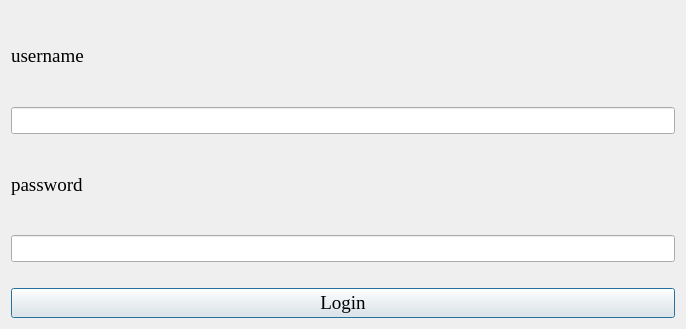
Above: ui/authentication.ui from DTNS2905/App_quan_ly_python_qt_ before the change. Below: the same form after it.
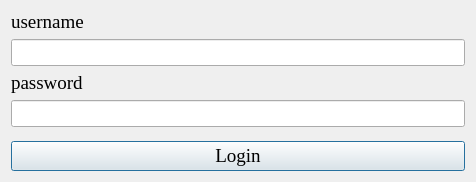
That is the form after the change.

```diff
--- a/ui/authentication.ui
+++ b/ui/authentication.ui
@@ -6,14 +6,20 @@
    <rect>
     <x>0</x>
     <y>0</y>
-    <width>686</width>
-    <height>329</height>
+    <width>476</width>
+    <height>182</height>
    </rect>
   </property>
+  <property name="sizePolicy">
+   <sizepolicy hsizetype="Fixed" vsizetype="Fixed">
+    <horstretch>0</horstretch>
+    <verstretch>0</verstretch>
+   </sizepolicy>
+  </property>
   <property name="maximumSize">
    <size>
-    <width>16777215</width>
-    <height>16777215</height>
+    <width>476</width>
+    <height>182</height>
    </size>
   </property>
   <property name="font">
@@ -28,24 +34,24 @@
   <property name="windowOpacity">
    <double>5.000000000000000</double>
   </property>
+  <property name="autoFillBackground">
+   <bool>false</bool>
+  </property>
+  <property name="sizeGripEnabled">
+   <bool>false</bool>
+  </property>
+  <property name="modal">
+   <bool>false</bool>
+  </property>
   <layout class="QVBoxLayout" name="verticalLayout">
    <item>
-    <layout class="QGridLayout" name="gridLayout">
-     <item row="5" column="0">
-      <widget class="QPushButton" name="login">
-       <property name="font">
-        <font>
-         <family>Times New Roman</family>
-         <pointsize>14</pointsize>
-        </font>
-       </property>
-       <property name="text">
-        <string>Login</string>
-       </property>
-      </widget>
-     </item>
-     <item row="0" column="0">
       <widget class="QLabel" name="username">
+     <property name="sizePolicy">
+      <sizepolicy hsizetype="Maximum" vsizetype="Maximum">
+       <horstretch>0</horstretch>
+       <verstretch>0</verstretch>
+      </sizepolicy>
+     </property>
        <property name="maximumSize">
         <size>
          <width>16777215</width>
@@ -63,24 +69,14 @@
        </property>
       </widget>
      </item>
-     <item row="3" column="0">
-      <widget class="QLineEdit" name="password_input">
-       <property name="maximumSize">
-        <size>
-         <width>16777215</width>
-         <height>16777215</height>
-        </size>
-       </property>
-       <property name="font">
-        <font>
-         <family>Times New Roman</family>
-         <pointsize>12</pointsize>
-        </font>
-       </property>
-      </widget>
-     </item>
-     <item row="1" column="0">
+   <item>
       <widget class="QLineEdit" name="username_input">
+     <property name="sizePolicy">
+      <sizepolicy hsizetype="Expanding" vsizetype="Maximum">
+       <horstretch>0</horstretch>
+       <verstretch>0</verstretch>
+      </sizepolicy>
+     </property>
        <property name="maximumSize">
         <size>
          <width>16777215</width>
@@ -95,8 +91,14 @@
        </property>
       </widget>
      </item>
-     <item row="2" column="0">
+   <item>
       <widget class="QLabel" name="password">
+     <property name="sizePolicy">
+      <sizepolicy hsizetype="Maximum" vsizetype="Maximum">
+       <horstretch>0</horstretch>
+       <verstretch>0</verstretch>
+      </sizepolicy>
+     </property>
        <property name="maximumSize">
         <size>
          <width>16777215</width>
@@ -114,23 +116,62 @@
        </property>
       </widget>
      </item>
-     <item row="4" column="0">
+   <item>
+    <widget class="QLineEdit" name="password_input">
+     <property name="sizePolicy">
+      <sizepolicy hsizetype="Preferred" vsizetype="Maximum">
+       <horstretch>0</horstretch>
+       <verstretch>0</verstretch>
+      </sizepolicy>
+     </property>
+     <property name="maximumSize">
+      <size>
+       <width>16777215</width>
+       <height>16777215</height>
+      </size>
+     </property>
+     <property name="font">
+      <font>
+       <family>Times New Roman</family>
+       <pointsize>12</pointsize>
+      </font>
+     </property>
+    </widget>
+   </item>
+   <item>
       <spacer name="verticalSpacer">
        <property name="orientation">
         <enum>Qt::Orientation::Vertical</enum>
        </property>
        <property name="sizeType">
-        <enum>QSizePolicy::Policy::Fixed</enum>
+      <enum>QSizePolicy::Policy::Maximum</enum>
        </property>
        <property name="sizeHint" stdset="0">
         <size>
-         <width>20</width>
-         <height>20</height>
+       <width>13</width>
+       <height>13</height>
         </size>
        </property>
       </spacer>
      </item>
-    </layout>
+   <item>
+    <widget class="QPushButton" name="login">
+     <property name="sizePolicy">
+      <sizepolicy hsizetype="Minimum" vsizetype="Maximum">
+       <horstretch>0</horstretch>
+       <verstretch>0</verstretch>
+      </sizepolicy>
+     </property>
+     <property name="font">
+      <font>
+       <family>Times New Roman</family>
+       <pointsize>14</pointsize>
+      </font>
+     </property>
+     <property name="text">
+      <string>Login</string>
+     </property>
+    </widget>
    </item>
   </layout>
  </widget>
```
Lines whose indentation alone changed are shown as unchanged.
